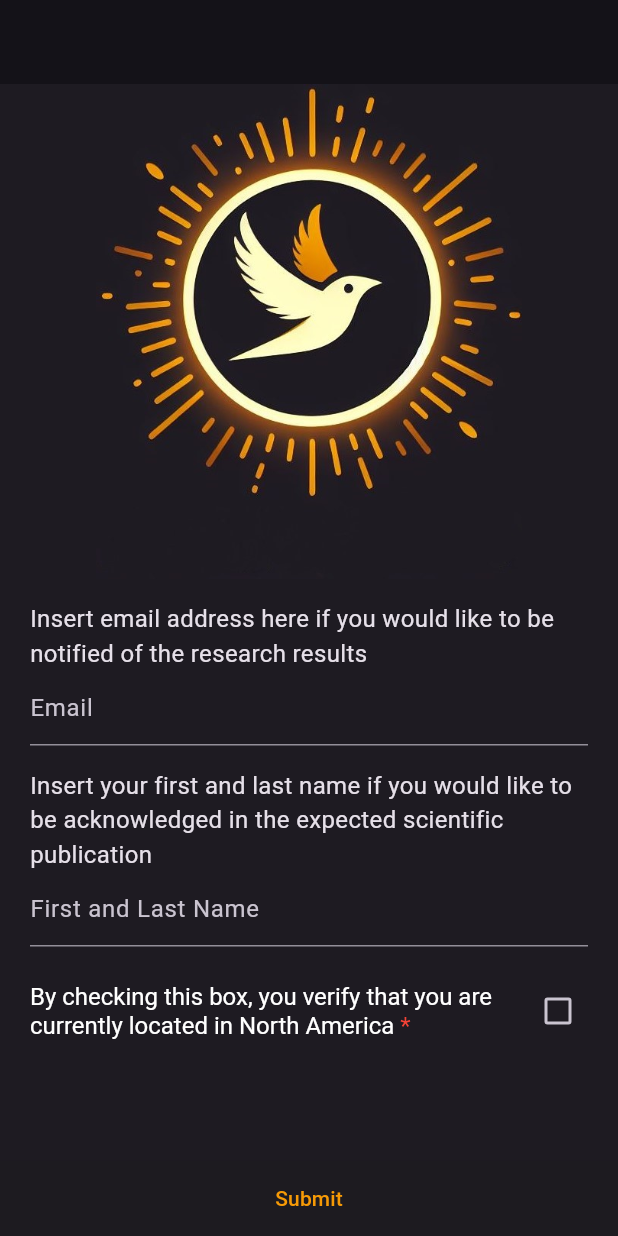
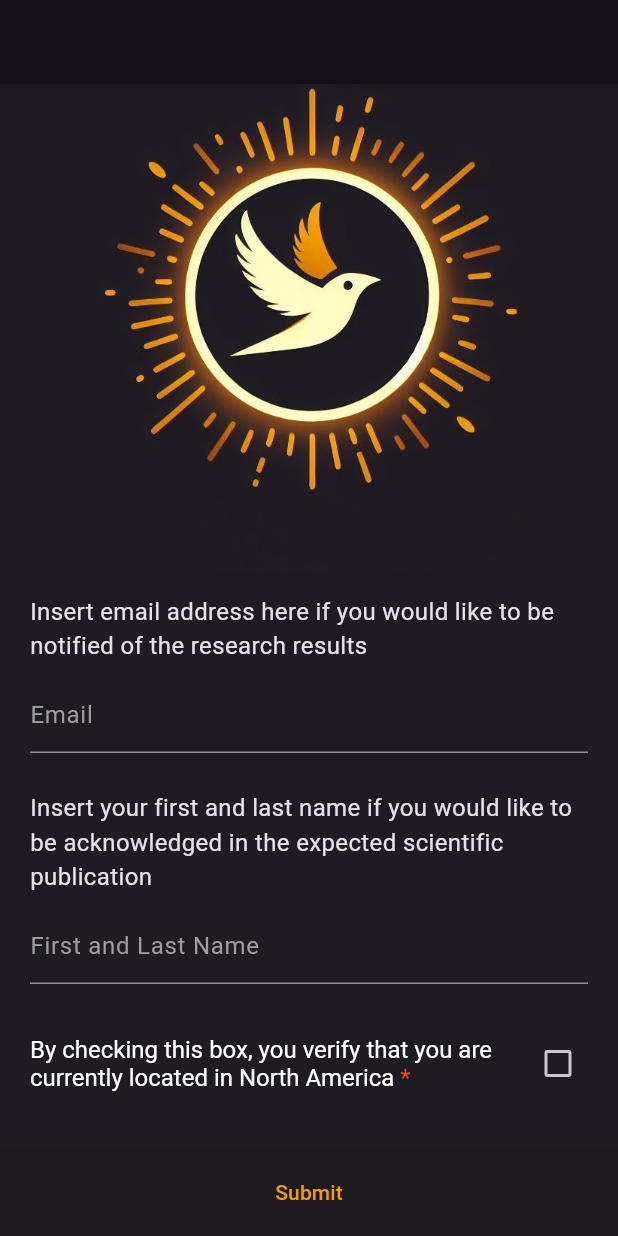
Before and after one commit to seandixit/Solarbird, a Flutter app: the screen it shows after launch, on a phone screen of 412 x 824 dp. Run offline on Flutter 3.47's test engine with Material 3 defaults, Android fonts, the light colour scheme and no system bars; our stand-ins replace awesome_notifications, cloud_firestore, firebase_core, geocoding, geolocator, google_maps_flutter and 3 more; missing offline and left inert: dart:ffi, flutter_js, selectable_box; accounts and stored records are empty; statements that could not run were skipped.

Commit message:
finishing touches

```diff
--- a/lib/aboutPages/privacy.dart
+++ b/lib/aboutPages/privacy.dart
@@ -31,7 +31,7 @@ class PrivacyPage extends StatelessWidget{
         ),
       ),
       body: ListView(
-        padding: const EdgeInsets.all(16.0),
+        padding: const EdgeInsets.symmetric(vertical: 10.0, horizontal: 10.0),
         children: [
           Text(
             "Overview",
--- a/lib/after_splash.dart
+++ b/lib/after_splash.dart
@@ -41,6 +41,7 @@ class _AfterSplashPageState extends State<AfterSplashPage> {
 
   @override
   Widget build(BuildContext context) {
+    SystemChrome.setEnabledSystemUIMode(SystemUiMode.manual, overlays: [SystemUiOverlay.bottom, SystemUiOverlay.top]);
     return MaterialApp(
       title: 'Splash Screen',
       home: const SplashScreen(),
--- a/lib/home.dart
+++ b/lib/home.dart
@@ -254,6 +254,7 @@ class _HomeTabState extends State<HomeTab> {
 
   @override
   Widget build(BuildContext context) {
+    SystemChrome.setEnabledSystemUIMode(SystemUiMode.manual, overlays: [SystemUiOverlay.bottom, SystemUiOverlay.top]);
     return MaterialApp(
       darkTheme: ThemeData.dark(useMaterial3: true),
       theme: ThemeData.dark(),
@@ -308,9 +309,43 @@ class _HomeTabState extends State<HomeTab> {
                       height: MediaQuery.of(context).size.height * 0.4,
                       child: map,
                     ),
-                    SizedBox(height: 20), // Add some spacing
-
-                  Container(
+                    SizedBox(height: 1), // Add some spacing
+                    Align(
+                      alignment: Alignment.centerLeft,
+                      child: Padding(
+                        padding: const EdgeInsets.only(left: 2.0), // Adjust the left padding as needed
+                        child: Row(
+                          children: [
+                            Text(
+                              "■",
+                              style: TextStyle(
+                                color: Colors.orangeAccent, // Change this to the desired color for "online"
+                              ),
+                            ),
+                            Text(
+                              " Magnitude=1.0",
+                              style: TextStyle(
+                                // Default text color or any other styles you want to apply
+                              ),
+                            ),
+                            Text(
+                              "  ■",
+                              style: TextStyle(
+                                color: Colors.red, // Change this to the desired color for "online"
+                              ),
+                            ),
+                            Text(
+                              " Max Magnitude",
+                              style: TextStyle(
+                                // Default text color or any other styles you want to apply
+                              ),
+                            ),
+                          ],
+                        ),
+                      ),
+                    ),
+                    SizedBox(height: 20),
+                    Container(
                   width: double.infinity,
                     child:
                     Stack(
@@ -2534,7 +2569,8 @@ class _HomeTabState extends State<HomeTab> {
       DateTime time = timeFormatter.parse(extractedString);
 
       // Define the desired date
-      DateTime date = DateTime(2024, 3, 19); // TODO: SWITCH DATE TO APRIL 8, 2024
+      DateTime date = DateTime.now();
+      date = DateTime(date.year, date.month, date.day); // TODO: SWITCH DATE TO APRIL 8, 2024
 
       // Combine the time and date into a single DateTime object
       DateTime combinedDateTime = DateTime(date.year, date.month, date.day, time.hour, time.minute);
--- a/lib/main.dart
+++ b/lib/main.dart
@@ -24,7 +24,12 @@ import 'package:flutter/material.dart';
 
 import 'package:shared_preferences/shared_preferences.dart';
 
-void main() {
+void main() async {
+  WidgetsFlutterBinding.ensureInitialized();
+  await SystemChrome.setPreferredOrientations([
+    DeviceOrientation.portraitUp,
+  ]);
+
   runApp(const MyApp());
 }
 
@@ -90,7 +95,10 @@ class _MyAppState extends State<MyApp> {
 
   @override
   Widget build(BuildContext context) {
+    SystemChrome.setEnabledSystemUIMode(SystemUiMode.manual, overlays: [SystemUiOverlay.bottom, SystemUiOverlay.top]);
     double bottomNavigationBarHeight = MediaQuery.of(context).size.height * 0.08;
+    double screenHeight = MediaQuery.of(context).size.height;
+    double buttonHeight = screenHeight * 0.070; // 20% of screen height
 
     // TODO: CHANGE BACK
     if (_NA_verification != null && !_NA_verification!) { // return consent/emailid screen
@@ -116,7 +124,7 @@ class _MyAppState extends State<MyApp> {
                           child: Column(
                             mainAxisAlignment: MainAxisAlignment.end,
                             children: [
-                              Image(image: AssetImage('lib/sources/unlabelled_logo.jpg'), height: 330, width: 330),
+                              Image(image: AssetImage('lib/sources/unlabelled_logo.jpg'), height: 325, width: 330),
                               Padding(
                                 padding: const EdgeInsets.fromLTRB(20.0, 15.0, 20.0, 0),
                                 child: Text(
@@ -125,11 +133,12 @@ class _MyAppState extends State<MyApp> {
                                 ),
                               ),
                               Padding(
-                                padding: const EdgeInsets.symmetric(horizontal: 20.0),
+                                padding: const EdgeInsets.symmetric(horizontal: 20.0, vertical: 10),
                                 child: Container(
                                   height: 50.0,
                                   width: MediaQuery.of(context).size.width - 40.0, // Adjust width here
                                   child: TextField(
+                                    cursorColor: Colors.white,
                                     onChanged: (value) {
                                       setState(() {
                                         temp_emailid = value;
@@ -140,6 +149,11 @@ class _MyAppState extends State<MyApp> {
                                     ),
                                     decoration: const InputDecoration(
                                       labelText: 'Email',
+                                      labelStyle: TextStyle(color: Colors.grey),
+                                      focusColor: Color(0xFFF69A06),
+                                      focusedBorder: OutlineInputBorder(
+                                        borderSide: BorderSide(color: Color(0xFFF69A06), width: 2.0),
+                                      ),
                                     ),
                                   ),
                                 ),
@@ -152,10 +166,11 @@ class _MyAppState extends State<MyApp> {
                                 ),
                               ),
                               Padding(
-                                padding: const EdgeInsets.symmetric(horizontal: 20.0),
+                                padding: const EdgeInsets.symmetric(horizontal: 20.0, vertical: 10),
                                 child: Container(
                                   height: 50.0,
                                   child: TextField(
+                                    cursorColor: Colors.white,
                                     onChanged: (value) {
                                       setState(() {
                                         temp_name = value;
@@ -166,7 +181,11 @@ class _MyAppState extends State<MyApp> {
                                     ),
                                     decoration: const InputDecoration(
                                       labelText: 'First and Last Name',
+                                      labelStyle: TextStyle(color: Colors.grey),
                                       focusColor: Color(0xFFF69A06),
+                                      focusedBorder: OutlineInputBorder(
+                                        borderSide: BorderSide(color: Color(0xFFF69A06), width: 2.0),
+                                      ),
                                     ),
                                   ),
                                 ),
@@ -207,9 +226,10 @@ class _MyAppState extends State<MyApp> {
                 ),
                 Padding(
                   padding: const EdgeInsets.all(0),
+                  child: SizedBox(
+                    height: buttonHeight,
                     child: Container(
                       width: double.infinity, // Width spans the whole screen
-                    height: 50,
                       child: ElevatedButton(
                         onPressed: () async {
                           if (!temp_NA_verification) {
@@ -234,7 +254,9 @@ class _MyAppState extends State<MyApp> {
                             Navigator.pushReplacement(
                               context,
                               MaterialPageRoute(
-                                  builder: (BuildContext context) => super.widget)); // Rebuild UI
+                                builder: (BuildContext context) => super.widget,
+                              ),
+                            ); // Rebuild UI
                           }
                         },
                         style: ElevatedButton.styleFrom(
@@ -243,7 +265,10 @@ class _MyAppState extends State<MyApp> {
                             borderRadius: BorderRadius.circular(0.0), // Rectangular shape
                           ),
                         ),
-                      child: Text('Submit'),
+                        child: Text(
+                                'Submit',
+                                style: TextStyle(fontSize: 14),),
+                      ),
                     ),
                   ),
                 )
```
Also changed, not shown: lib/aboutPages/feedback.dart (+12 -1 lines), lib/aboutPages/language.dart (+14 -5 lines), lib/guidePages/bird.dart (+2 -15 lines), 8 other files. Lines whose indentation alone changed are shown as unchanged.
